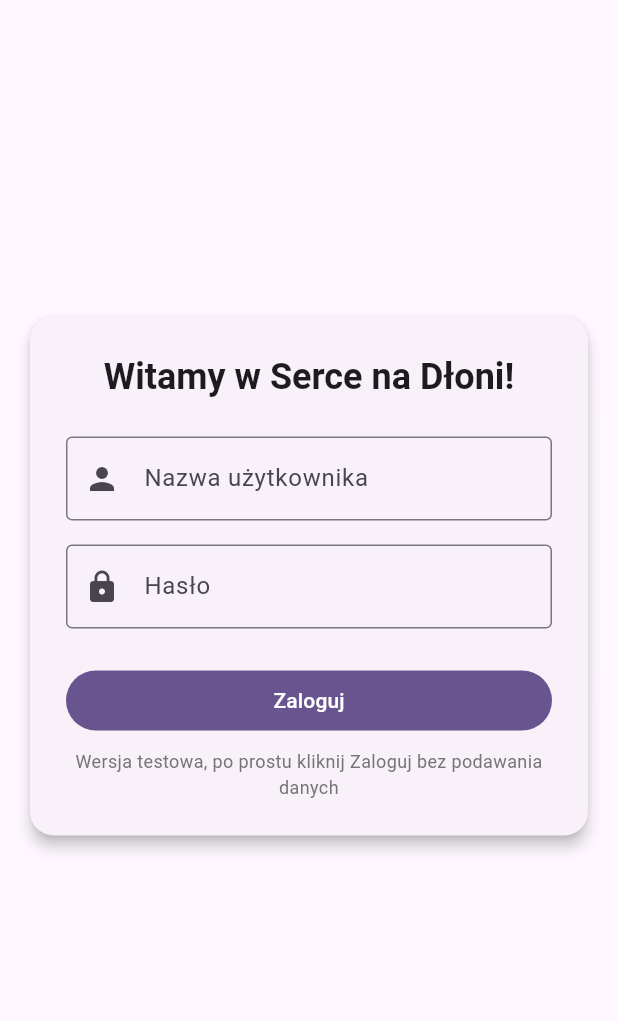
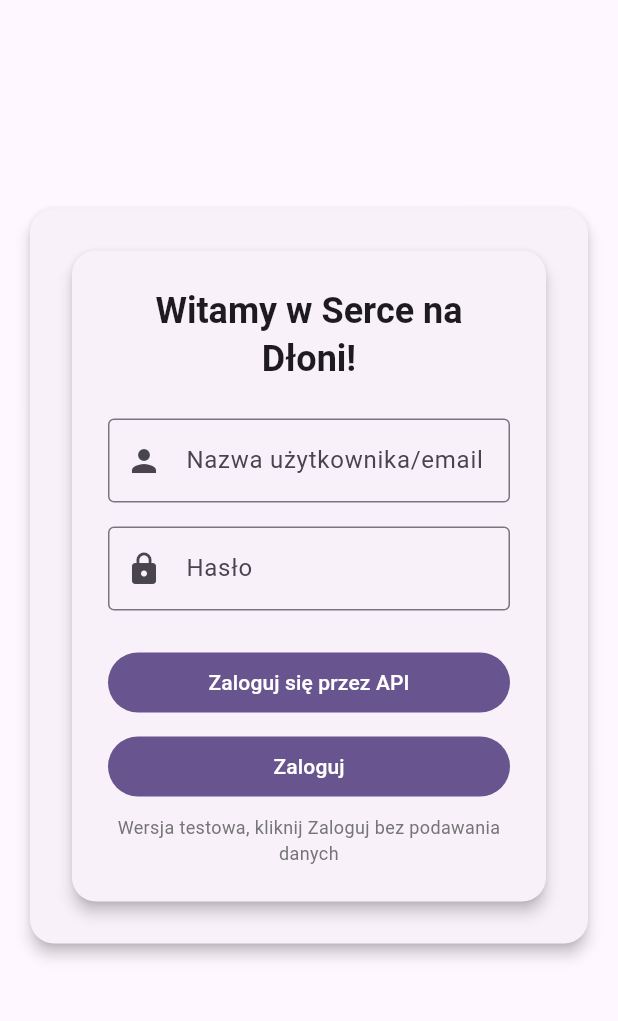
Before and after one commit to n-turowska/serce_na_dloni, a Flutter app: the screen it shows after launch, on a phone screen of 412 x 824 dp, the part 84-1105 px from its top. Run offline on Flutter 3.47's test engine with Material 3 defaults, Android fonts, the phone set to English and light mode, and no system bars; our stand-ins replace flutter_riverpod, flutter_secure_storage, pdf, sqflite; accounts and stored records are empty.

Commit message:
dodanie opcji logowania przez API

```diff
--- a/lib/logowanie.dart
+++ b/lib/logowanie.dart
@@ -1,21 +1,25 @@
 import 'package:flutter/material.dart';
+import 'package:flutter_riverpod/flutter_riverpod.dart';
+import '../providers/auth_provider.dart';
+import '../services/auth_service.dart';
 
-class Logowanie extends StatefulWidget{
+class Logowanie extends ConsumerStatefulWidget{
 
     const Logowanie({super.key});
 
     @override
-  State<Logowanie> createState() => _LogowanieState();
+  ConsumerState<Logowanie> createState() => _LogowanieState();
 }
 
-class _LogowanieState extends State<Logowanie> {
-
-  final _loginController = TextEditingController();
+class _LogowanieState extends ConsumerState<Logowanie> {
+  final _emailController = TextEditingController();
   final _passwordController = TextEditingController();
+  final _formKey = GlobalKey<FormState>();
+  bool _isLoading = false;
 
   @override
   void dispose() {
-    _loginController.dispose();
+    _emailController.dispose();
     _passwordController.dispose();
     super.dispose();
   }
@@ -24,6 +28,31 @@ class _LogowanieState extends State<Logowanie> {
     // Przechodzimy do ekranu głównego i usuwamy ekran logowania z historii (pushReplacementNamed),
     // dzięki czemu użytkownik po kliknięciu "wstecz" na ekranie głównym nie wróci do logowania.
     Navigator.pushReplacementNamed(context, '/startowy');
+  }
+
+  Future<void> _login() async {
+  if (!_formKey.currentState!.validate()) return;
+
+  setState(() => _isLoading = true);
+  try {
+    await ref.read(authProvider.notifier).login(
+          _emailController.text.trim(),
+          _passwordController.text,
+        );
+
+    if (mounted) {
+        Navigator.pushReplacementNamed(context, '/startowy');
+      }
+
+  } on AuthException catch (e) {
+    if (mounted) {
+      ScaffoldMessenger.of(context).showSnackBar(
+        SnackBar(content: Text(e.message)),
+      );
+    }
+  } finally {
+    if (mounted) setState(() => _isLoading = false);
+  }
 }
 
   @override
@@ -45,6 +74,17 @@ class _LogowanieState extends State<Logowanie> {
 
             child: Padding(
               padding: const EdgeInsets.all(24.0),
+              child: Card(
+                elevation: 4,
+                shape: RoundedRectangleBorder(
+                borderRadius: BorderRadius.circular(16),
+                ),
+                child: Padding(
+                  padding: const EdgeInsets.all(24.0),
+
+                  child: Form(
+                    key: _formKey,
+
                     child: Column(
                       mainAxisSize: MainAxisSize.min,
                       crossAxisAlignment: CrossAxisAlignment.stretch,
@@ -60,9 +100,9 @@ class _LogowanieState extends State<Logowanie> {
 
                   // Pole LOGIN
                   TextField(
-                    controller: _loginController,
+                    controller: _emailController,
                     decoration: const InputDecoration(
-                      labelText: 'Nazwa użytkownika',
+                      labelText: 'Nazwa użytkownika/email',
                       prefixIcon: Icon(Icons.person),
                       border: OutlineInputBorder(),
                     ),
@@ -70,7 +110,7 @@ class _LogowanieState extends State<Logowanie> {
                   const SizedBox(height: 16),
 
                   // Pole HASŁO
-                  TextField(
+                  TextFormField(
                     controller: _passwordController,
                     obscureText: true, // ukrywa wpisywane znaki (kropki)
                     decoration: const InputDecoration(
@@ -78,8 +118,26 @@ class _LogowanieState extends State<Logowanie> {
                       prefixIcon: Icon(Icons.lock),
                       border: OutlineInputBorder(),
                     ),
+                    validator: (value) {
+                        if (value == null || value.isEmpty) {
+                          return 'Proszę podać hasło';
+                        }
+                        if (value.length < 6) {
+                          return 'Hasło musi mieć minimum 6 znaków';
+                        }
+                        return null;
+                      },
                   ),
                   const SizedBox(height: 24),
+
+                  _isLoading
+                        ? const Center(child: CircularProgressIndicator())
+                        : FilledButton(
+                            onPressed: _login, // Wywołuje oficjalne logowanie przez API
+                            child: const Text('Zaloguj się przez API'),
+                          ),
+
+                    const SizedBox(height: 8),
 
                   // Przycisk Zaloguj (na razie po prostu wpuszcza dalej)
                   FilledButton(
@@ -90,7 +148,7 @@ class _LogowanieState extends State<Logowanie> {
                   const SizedBox(height: 8),
 
                   Text(
-                    'Wersja testowa, po prostu kliknij Zaloguj bez podawania danych',
+                    'Wersja testowa, kliknij Zaloguj bez podawania danych',
                     style: TextStyle(color: Colors.grey[600], fontSize: 12),
                     textAlign: TextAlign.center,
                   ),
@@ -100,6 +158,9 @@ class _LogowanieState extends State<Logowanie> {
           ),
         ),
       ),
+    ),
+    ),
+    ),
     );
   }
 }
--- a/pubspec.yaml
+++ b/pubspec.yaml
@@ -43,6 +43,7 @@ dependencies:
   sqflite: ^2.4.2+1
   sqflite_common_ffi_web: ^1.1.1
   path: ^1.9.1
+  flutter_secure_storage: ^10.3.1
 
 dev_dependencies:
   flutter_test:
```
Also changed, not shown: lib/providers/auth_provider.dart (added, +56 -0 lines), lib/services/api_client.dart (+18 -13 lines), lib/services/auth_service.dart (added, +81 -0 lines), pubspec.lock, 5 other files. Lines whose indentation alone changed are shown as unchanged.
